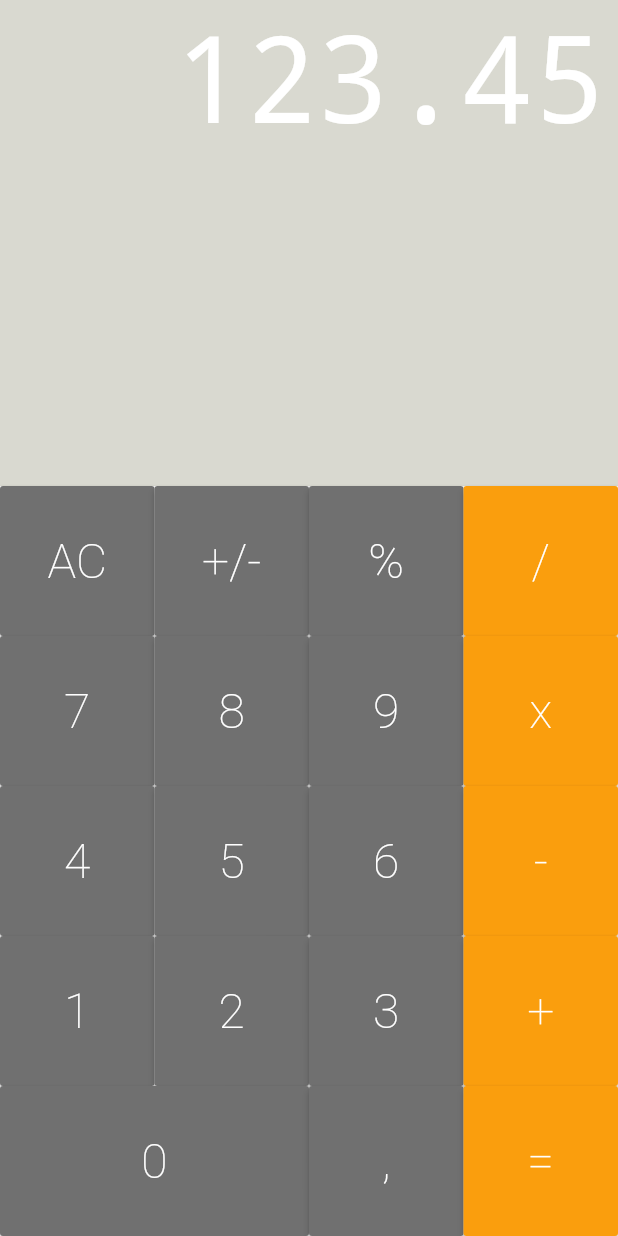
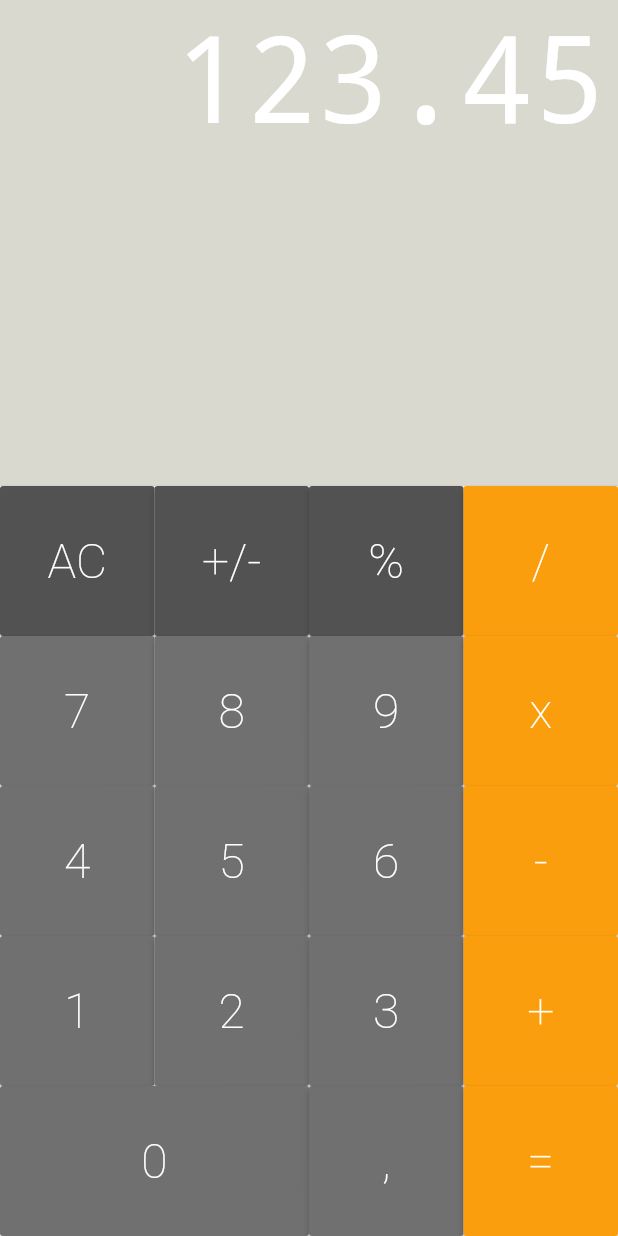
Before and after one commit to SimonViegas/cod3r_calculator, a Flutter app: the screen it shows after launch, on a phone screen of 412 x 824 dp. Run offline on Flutter 3.47's test engine with Material 2 defaults, Android fonts, the phone set to English and light mode, and no system bars; drawn by our look-alikes of auto_size_text.

Commit message:
Adicionado função callback para os botões

```diff
--- a/lib/components/button.dart
+++ b/lib/components/button.dart
@@ -9,11 +9,13 @@ class Button extends StatelessWidget {
   final String text;
   final bool big;
   final Color color;
+  final void Function(String) cb;
 
   const Button({
     required this.text,
     this.big = false,
     this.color = DEFAULT,
+    required this.cb,
     Key? key,
   }) : super(key: key);
 
@@ -21,6 +23,7 @@ class Button extends StatelessWidget {
     required this.text,
     this.big = true,
     this.color = DEFAULT,
+    required this.cb,
     Key? key,
   }) : super(key: key);
 
@@ -28,6 +31,7 @@ class Button extends StatelessWidget {
     required this.text,
     this.big = false,
     this.color = OPERATION,
+    required this.cb,
     Key? key,
   }) : super(key: key);
 
@@ -43,7 +47,7 @@ class Button extends StatelessWidget {
               fontSize: 32,
               fontWeight: FontWeight.w200,
             )),
-        onPressed: () {},
+        onPressed: () => cb(text),
       ),
     );
   }
--- a/lib/components/keyboard.dart
+++ b/lib/components/keyboard.dart
@@ -3,42 +3,44 @@ import 'package:calculator/components/button_row.dart';
 import 'package:flutter/material.dart';
 
 class Keyboard extends StatelessWidget {
-  const Keyboard({Key? key}) : super(key: key);
+  final void Function(String) cb;
+
+  const Keyboard(this.cb, {Key? key}) : super(key: key);
 
   @override
   Widget build(BuildContext context) {
     return SizedBox(
       height: 500,
       child: Column(
-        children: const <Widget>[
+        children: <Widget>[
           ButtonRow([
-            Button(text: 'AC'),
-            Button(text: '+/-'),
-            Button(text: '%'),
-            Button.operation(text: '/'),
+            Button(text: 'AC', color: Button.DARK, cb: cb),
+            Button(text: '+/-', color: Button.DARK, cb: cb),
+            Button(text: '%', color: Button.DARK, cb: cb),
+            Button.operation(text: '/', cb: cb),
           ]),
           ButtonRow([
-            Button(text: '7'),
-            Button(text: '8'),
-            Button(text: '9'),
-            Button.operation(text: 'x'),
+            Button(text: '7', cb: cb),
+            Button(text: '8', cb: cb),
+            Button(text: '9', cb: cb),
+            Button.operation(text: 'x', cb: cb),
           ]),
           ButtonRow([
-            Button(text: '4'),
-            Button(text: '5'),
-            Button(text: '6'),
-            Button.operation(text: '-'),
+            Button(text: '4', cb: cb),
+            Button(text: '5', cb: cb),
+            Button(text: '6', cb: cb),
+            Button.operation(text: '-', cb: cb),
           ]),
           ButtonRow([
-            Button(text: '1'),
-            Button(text: '2'),
-            Button(text: '3'),
-            Button.operation(text: '+'),
+            Button(text: '1', cb: cb),
+            Button(text: '2', cb: cb),
+            Button(text: '3', cb: cb),
+            Button.operation(text: '+', cb: cb),
           ]),
           ButtonRow([
-            Button.big(text: '0'),
-            Button(text: ','),
-            Button.operation(text: '='),
+            Button.big(text: '0', cb: cb),
+            Button(text: ',', cb: cb),
+            Button.operation(text: '=', cb: cb),
           ]),
         ],
       ),
--- a/lib/screens/calculator.dart
+++ b/lib/screens/calculator.dart
@@ -3,15 +3,20 @@ import 'package:flutter/material.dart';
 import '../components/display.dart';
 
 class Calculator extends StatelessWidget {
+  _quandoPressionado(String text) {
+    // ignore: avoid_print
+    print(text);
+  }
+
   const Calculator({Key? key}) : super(key: key);
 
   @override
   Widget build(BuildContext context) {
     return MaterialApp(
       debugShowCheckedModeBanner: false,
-      home: Column(children: const <Widget>[
-        Display('123.45'),
-        Keyboard(),
+      home: Column(children: <Widget>[
+        const Display('123.45'),
+        Keyboard(_quandoPressionado),
       ]),
     );
   }
```
